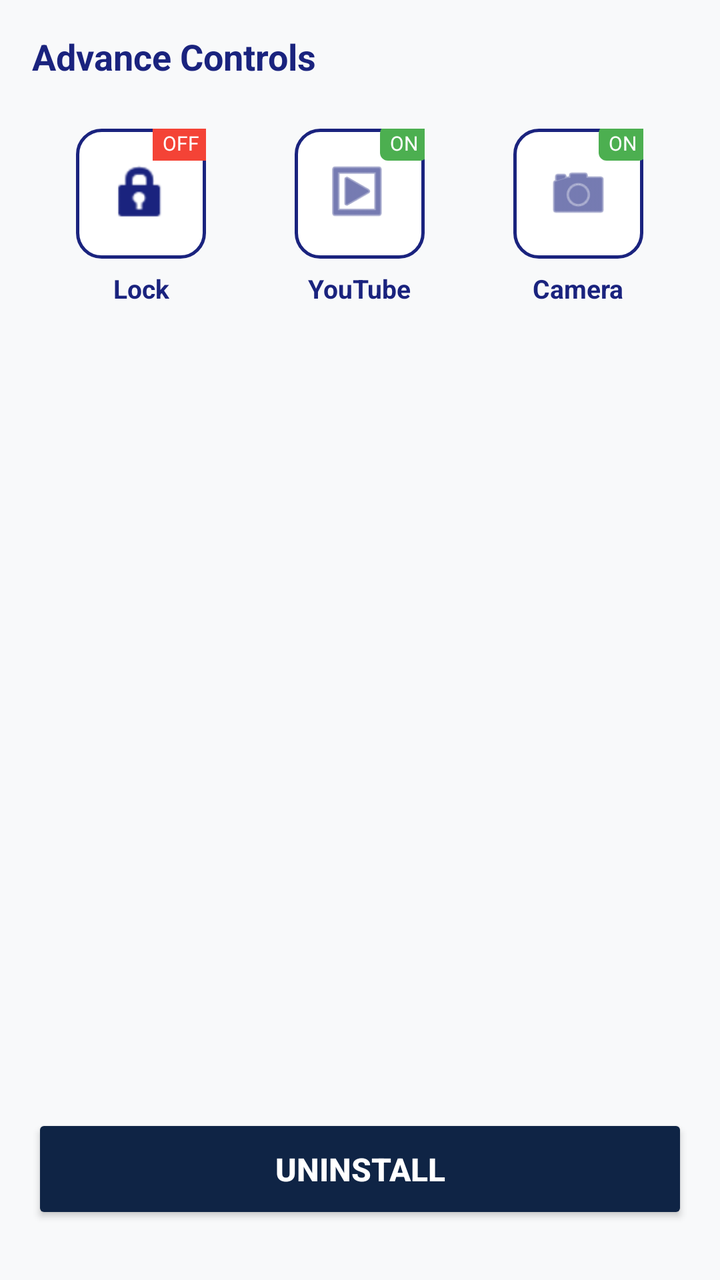
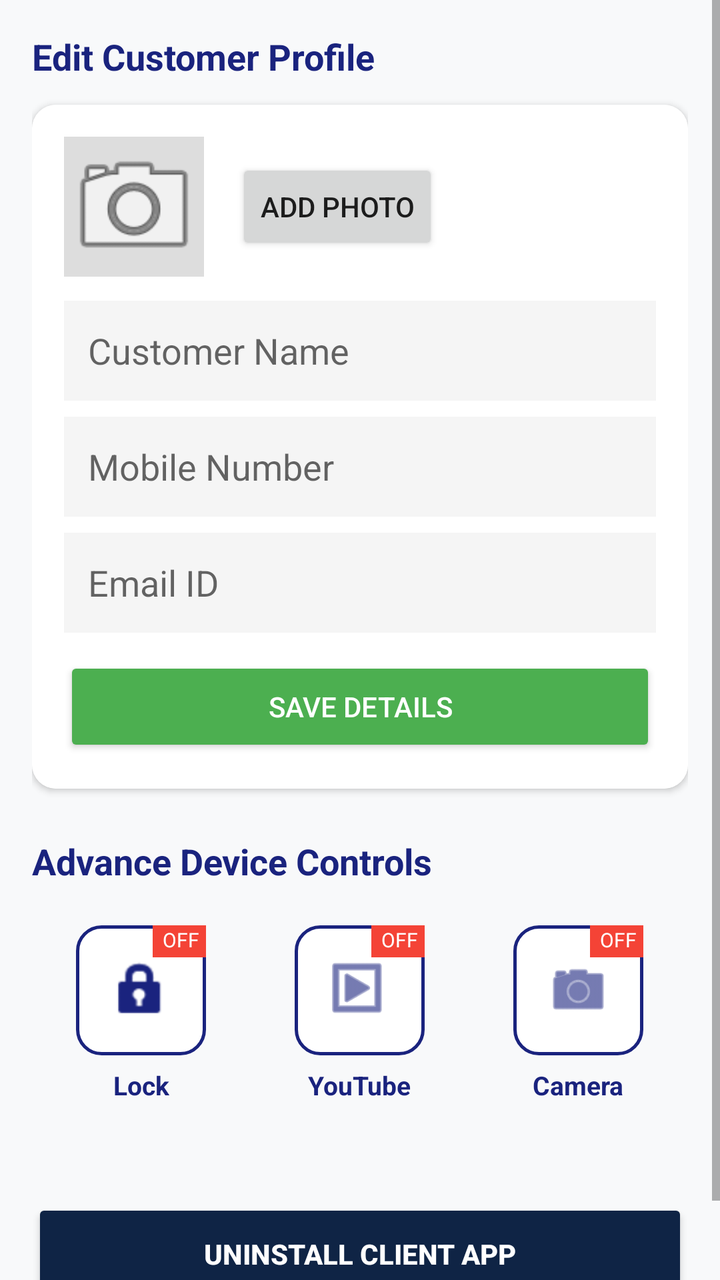

Compare the two renders of this Android layout. The source of the first and the diff that turns it into the second are given below.
<!-- AndroidManifest.xml: application theme Theme.AppCompat.Light.NoActionBar -->
<!-- res/layout/activity_customer_detail_control.xml -->
<?xml version="1.0" encoding="utf-8"?>
<ScrollView xmlns:android="http://schemas.android.com/apk/res/android"
    android:layout_width="match_parent"
    android:layout_height="match_parent"
    android:background="#F8F9FA"
    android:fillViewport="true">

    <LinearLayout
        android:layout_width="match_parent"
        android:layout_height="wrap_content"
        android:orientation="vertical"
        android:padding="16dp">

        <TextView
            android:layout_width="match_parent"
            android:layout_height="wrap_content"
            android:text="Advance Controls"
            android:textStyle="bold"
            android:textColor="#1A237E"
            android:textSize="18sp"
            android:layout_marginBottom="16dp"/>

        
        <GridLayout
            android:layout_width="match_parent"
            android:layout_height="wrap_content"
            android:columnCount="3"
            android:alignmentMode="alignMargins">

            
            <LinearLayout android:id="@+id/btnControlLock" android:orientation="vertical" android:gravity="center" android:layout_width="0dp" android:layout_height="wrap_content" android:layout_columnWeight="1" android:layout_margin="8dp">
                <FrameLayout android:layout_width="65dp" android:layout_height="65dp">
                    <ImageView android:layout_width="match_parent" android:layout_height="match_parent" android:background="@drawable/bg_control_box" android:padding="16dp" android:src="@android:drawable/ic_lock_idle_lock" android:tint="#1A237E"/>
                    <TextView android:id="@+id/badgeLock" android:layout_width="wrap_content" android:layout_height="wrap_content" android:text="OFF" android:textSize="10sp" android:textColor="#FFF" android:background="#F44336" android:layout_gravity="top|end" android:layout_marginTop="-2dp" android:layout_marginEnd="-2dp" android:paddingHorizontal="5dp" android:paddingVertical="2dp"/>
                </FrameLayout>
                <TextView android:layout_width="wrap_content" android:layout_height="wrap_content" android:text="Lock" android:textSize="13sp" android:textColor="#1A237E" android:textStyle="bold" android:layout_marginTop="6dp"/>
            </LinearLayout>

            
            <LinearLayout android:id="@+id/btnControlYoutube" android:orientation="vertical" android:gravity="center" android:layout_width="0dp" android:layout_height="wrap_content" android:layout_columnWeight="1" android:layout_margin="8dp">
                <FrameLayout android:layout_width="65dp" android:layout_height="65dp">
                    <ImageView android:layout_width="match_parent" android:layout_height="match_parent" android:background="@drawable/bg_control_box" android:padding="16dp" android:src="@android:drawable/ic_menu_slideshow" android:tint="#1A237E"/>
                    <TextView android:id="@+id/badgeYoutube" android:layout_width="wrap_content" android:layout_height="wrap_content" android:text="ON" android:textSize="10sp" android:textColor="#FFF" android:background="@drawable/bg_badge_on" android:layout_gravity="top|end" android:layout_marginTop="-2dp" android:layout_marginEnd="-2dp" android:paddingHorizontal="5dp" android:paddingVertical="2dp"/>
                </FrameLayout>
                <TextView android:layout_width="wrap_content" android:layout_height="wrap_content" android:text="YouTube" android:textSize="13sp" android:textColor="#1A237E" android:textStyle="bold" android:layout_marginTop="6dp"/>
            </LinearLayout>

            
            <LinearLayout android:id="@+id/btnControlCamera" android:orientation="vertical" android:gravity="center" android:layout_width="0dp" android:layout_height="wrap_content" android:layout_columnWeight="1" android:layout_margin="8dp">
                <FrameLayout android:layout_width="65dp" android:layout_height="65dp">
                    <ImageView android:layout_width="match_parent" android:layout_height="match_parent" android:background="@drawable/bg_control_box" android:padding="16dp" android:src="@android:drawable/ic_menu_camera" android:tint="#1A237E"/>
                    <TextView android:id="@+id/badgeCamera" android:layout_width="wrap_content" android:layout_height="wrap_content" android:text="ON" android:textSize="10sp" android:textColor="#FFF" android:background="@drawable/bg_badge_on" android:layout_gravity="top|end" android:layout_marginTop="-2dp" android:layout_marginEnd="-2dp" android:paddingHorizontal="5dp" android:paddingVertical="2dp"/>
                </FrameLayout>
                <TextView android:layout_width="wrap_content" android:layout_height="wrap_content" android:text="Camera" android:textSize="13sp" android:textColor="#1A237E" android:textStyle="bold" android:layout_marginTop="6dp"/>
            </LinearLayout>

        </GridLayout>

        
        <View android:layout_width="match_parent" android:layout_height="0dp" android:layout_weight="1" android:minHeight="50dp"/>

        
        <Button
            android:id="@+id/btnUninstallSystem"
            android:layout_width="match_parent"
            android:layout_height="55dp"
            android:text="Uninstall"
            android:backgroundTint="#0F2445"
            android:textColor="@color/white"
            android:textSize="16sp"
            android:textStyle="bold"
            android:layout_marginBottom="12dp"/>

        
        <Button
            android:id="@+id/btnRemoveProfile"
            android:layout_width="match_parent"
            android:layout_height="55dp"
            android:text="Remove From Customer List"
            android:backgroundTint="#D32F2F"
            android:textColor="@color/white"
            android:textSize="16sp"
            android:textStyle="bold"
            android:visibility="gone"
            android:layout_marginBottom="30dp"/>

    </LinearLayout>
</ScrollView>
<!-- resources referenced by this layout -->
<resources>
  <color name="white">#FFFFFF</color>
  <!-- drawable bg_badge_on (drawable) -->
  <?xml version="1.0" encoding="utf-8"?>
  <shape xmlns:android="http://schemas.android.com/apk/res/android">
      <solid android:color="#4CAF50"/> 
      <corners android:radius="4dp"/>
  </shape>
  <!-- drawable bg_control_box (drawable) -->
  <?xml version="1.0" encoding="utf-8"?>
  <shape xmlns:android="http://schemas.android.com/apk/res/android">
      <solid android:color="#FFFFFF"/>
      <corners android:radius="12dp"/>
      <stroke android:width="1.5dp" android:color="#1A237E"/> 
  </shape>
</resources>

<!-- the commit's change to res/layout/activity_customer_detail_control.xml (unified diff, before → after) -->
@@ -1,5 +1,6 @@
 <?xml version="1.0" encoding="utf-8"?>
 <ScrollView xmlns:android="http://schemas.android.com/apk/res/android"
+    xmlns:app="http://schemas.android.com/apk/res-auto"
     android:layout_width="match_parent"
     android:layout_height="match_parent"
     android:background="#F8F9FA"
@@ -11,16 +12,69 @@
         android:orientation="vertical"
         android:padding="16dp">
 
+        
         <TextView
             android:layout_width="match_parent"
             android:layout_height="wrap_content"
-            android:text="Advance Controls"
+            android:text="Edit Customer Profile"
+            android:textSize="18sp"
+            android:textStyle="bold"
+            android:textColor="#1A237E"
+            android:layout_marginBottom="12dp"/>
+
+        <androidx.cardview.widget.CardView
+            android:layout_width="match_parent"
+            android:layout_height="wrap_content"
+            android:layout_marginBottom="24dp"
+            app:cardCornerRadius="12dp"
+            app:cardElevation="2dp">
+            
+            <LinearLayout
+                android:layout_width="match_parent"
+                android:layout_height="wrap_content"
+                android:orientation="vertical"
+                android:padding="16dp"
+                android:background="@color/white">
+
+                <LinearLayout
+                    android:layout_width="match_parent"
+                    android:layout_height="wrap_content"
+                    android:orientation="horizontal"
+                    android:gravity="center_vertical"
+                    android:layout_marginBottom="12dp">
+                    <ImageView
+                        android:id="@+id/imgCustomerPhoto"
+                        android:layout_width="70dp"
+                        android:layout_height="70dp"
+                        android:background="#DDDDDD"
+                        android:src="@android:drawable/ic_menu_camera"
+                        android:scaleType="centerCrop"/>
+                    <Button
+                        android:id="@+id/btnUploadPhoto"
+                        android:layout_width="wrap_content"
+                        android:layout_height="wrap_content"
+                        android:text="Add Photo"
+                        android:layout_marginStart="16dp"/>
+                </LinearLayout>
+
+                <EditText android:id="@+id/etCustomerName" android:layout_width="match_parent" android:layout_height="50dp" android:hint="Customer Name" android:background="#F5F5F5" android:padding="12dp" android:layout_marginBottom="8dp"/>
+                <EditText android:id="@+id/etCustomerMobile" android:layout_width="match_parent" android:layout_height="50dp" android:hint="Mobile Number" android:inputType="phone" android:background="#F5F5F5" android:padding="12dp" android:layout_marginBottom="8dp"/>
+                <EditText android:id="@+id/etCustomerEmail" android:layout_width="match_parent" android:layout_height="50dp" android:hint="Email ID" android:inputType="textEmailAddress" android:background="#F5F5F5" android:padding="12dp" android:layout_marginBottom="12dp"/>
+                
+                <Button android:id="@+id/btnSaveProfile" android:layout_width="match_parent" android:layout_height="50dp" android:text="Save Details" android:backgroundTint="#4CAF50" android:textColor="@color/white"/>
+            </LinearLayout>
+        </androidx.cardview.widget.CardView>
+
+        
+        <TextView
+            android:layout_width="match_parent"
+            android:layout_height="wrap_content"
+            android:text="Advance Device Controls"
             android:textStyle="bold"
             android:textColor="#1A237E"
             android:textSize="18sp"
-            android:layout_marginBottom="16dp"/>
+            android:layout_marginBottom="12dp"/>
 
-        
         <GridLayout
             android:layout_width="match_parent"
             android:layout_height="wrap_content"
@@ -40,7 +94,7 @@
             <LinearLayout android:id="@+id/btnControlYoutube" android:orientation="vertical" android:gravity="center" android:layout_width="0dp" android:layout_height="wrap_content" android:layout_columnWeight="1" android:layout_margin="8dp">
                 <FrameLayout android:layout_width="65dp" android:layout_height="65dp">
                     <ImageView android:layout_width="match_parent" android:layout_height="match_parent" android:background="@drawable/bg_control_box" android:padding="16dp" android:src="@android:drawable/ic_menu_slideshow" android:tint="#1A237E"/>
-                    <TextView android:id="@+id/badgeYoutube" android:layout_width="wrap_content" android:layout_height="wrap_content" android:text="ON" android:textSize="10sp" android:textColor="#FFF" android:background="@drawable/bg_badge_on" android:layout_gravity="top|end" android:layout_marginTop="-2dp" android:layout_marginEnd="-2dp" android:paddingHorizontal="5dp" android:paddingVertical="2dp"/>
+                    <TextView android:id="@+id/badgeYoutube" android:layout_width="wrap_content" android:layout_height="wrap_content" android:text="OFF" android:textSize="10sp" android:textColor="#FFF" android:background="#F44336" android:layout_gravity="top|end" android:layout_marginTop="-2dp" android:layout_marginEnd="-2dp" android:paddingHorizontal="5dp" android:paddingVertical="2dp"/>
                 </FrameLayout>
                 <TextView android:layout_width="wrap_content" android:layout_height="wrap_content" android:text="YouTube" android:textSize="13sp" android:textColor="#1A237E" android:textStyle="bold" android:layout_marginTop="6dp"/>
             </LinearLayout>
@@ -49,29 +103,25 @@
             <LinearLayout android:id="@+id/btnControlCamera" android:orientation="vertical" android:gravity="center" android:layout_width="0dp" android:layout_height="wrap_content" android:layout_columnWeight="1" android:layout_margin="8dp">
                 <FrameLayout android:layout_width="65dp" android:layout_height="65dp">
                     <ImageView android:layout_width="match_parent" android:layout_height="match_parent" android:background="@drawable/bg_control_box" android:padding="16dp" android:src="@android:drawable/ic_menu_camera" android:tint="#1A237E"/>
-                    <TextView android:id="@+id/badgeCamera" android:layout_width="wrap_content" android:layout_height="wrap_content" android:text="ON" android:textSize="10sp" android:textColor="#FFF" android:background="@drawable/bg_badge_on" android:layout_gravity="top|end" android:layout_marginTop="-2dp" android:layout_marginEnd="-2dp" android:paddingHorizontal="5dp" android:paddingVertical="2dp"/>
+                    <TextView android:id="@+id/badgeCamera" android:layout_width="wrap_content" android:layout_height="wrap_content" android:text="OFF" android:textSize="10sp" android:textColor="#FFF" android:background="#F44336" android:layout_gravity="top|end" android:layout_marginTop="-2dp" android:layout_marginEnd="-2dp" android:paddingHorizontal="5dp" android:paddingVertical="2dp"/>
                 </FrameLayout>
                 <TextView android:layout_width="wrap_content" android:layout_height="wrap_content" android:text="Camera" android:textSize="13sp" android:textColor="#1A237E" android:textStyle="bold" android:layout_marginTop="6dp"/>
             </LinearLayout>
-
         </GridLayout>
 
-        
-        <View android:layout_width="match_parent" android:layout_height="0dp" android:layout_weight="1" android:minHeight="50dp"/>
+        <View android:layout_width="match_parent" android:layout_height="0dp" android:layout_weight="1" android:minHeight="40dp"/>
 
         
         <Button
             android:id="@+id/btnUninstallSystem"
             android:layout_width="match_parent"
             android:layout_height="55dp"
-            android:text="Uninstall"
+            android:text="Uninstall Client App"
             android:backgroundTint="#0F2445"
             android:textColor="@color/white"
-            android:textSize="16sp"
             android:textStyle="bold"
             android:layout_marginBottom="12dp"/>
 
-        
         <Button
             android:id="@+id/btnRemoveProfile"
             android:layout_width="match_parent"
@@ -79,10 +129,9 @@
             android:text="Remove From Customer List"
             android:backgroundTint="#D32F2F"
             android:textColor="@color/white"
-            android:textSize="16sp"
             android:textStyle="bold"
             android:visibility="gone"
-            android:layout_marginBottom="30dp"/>
+            android:layout_marginBottom="24dp"/>
 
     </LinearLayout>
 </ScrollView>
<!-- resource entries referenced after the edit -->
@@ -1,12 +1,6 @@
 <!-- resources referenced by this layout -->
 <resources>
   <color name="white">#FFFFFF</color>
-  <!-- drawable bg_badge_on (drawable) -->
-  <?xml version="1.0" encoding="utf-8"?>
-  <shape xmlns:android="http://schemas.android.com/apk/res/android">
-      <solid android:color="#4CAF50"/> 
-      <corners android:radius="4dp"/>
-  </shape>
   <!-- drawable bg_control_box (drawable) -->
   <?xml version="1.0" encoding="utf-8"?>
   <shape xmlns:android="http://schemas.android.com/apk/res/android">
